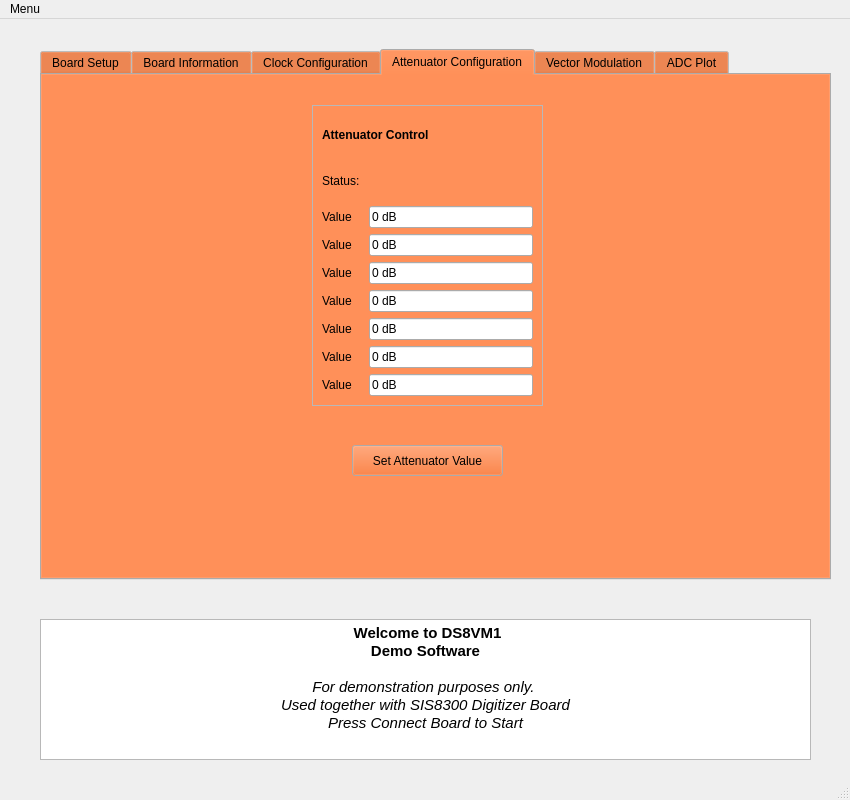
Before: the Qt Designer form Demo_GUI.ui in cagil-gumus/Demo_Software, drawn with Qt 5.
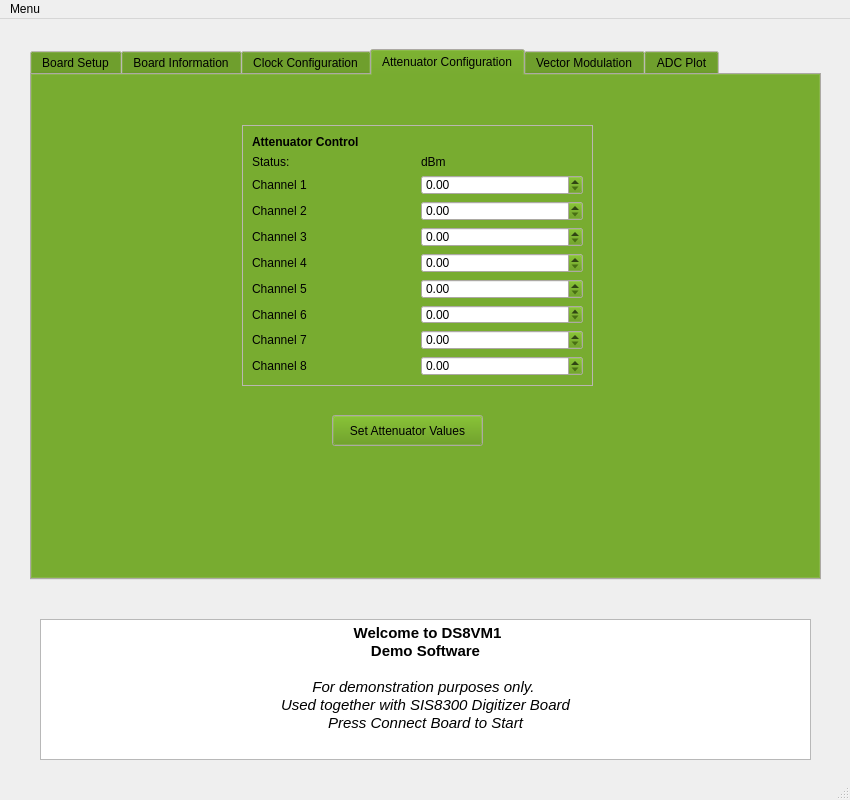
After: the same form once the commit is applied. The open tabs and pages were chosen to show the change. Icons and pictures are not drawn.

Commit message: DC Channel support added. Attenuator Control added. Minor Bug fixes. Color of UI changed from orange to green.

What changed in the file:
```diff
--- a/Demo_GUI.ui
+++ b/Demo_GUI.ui
@@ -35,7 +35,7 @@
    <widget class="QTabWidget" name="MainTab">
     <property name="geometry">
      <rect>
-      <x>40</x>
+      <x>30</x>
       <y>30</y>
       <width>791</width>
       <height>531</height>
@@ -47,9 +47,27 @@
        <colorrole role="Button">
         <brush brushstyle="SolidPattern">
          <color alpha="255">
+          <red>86</red>
+          <green>147</green>
+          <blue>6</blue>
+         </color>
+        </brush>
+       </colorrole>
+       <colorrole role="Base">
+        <brush brushstyle="SolidPattern">
+         <color alpha="255">
           <red>255</red>
-          <green>85</green>
-          <blue>0</blue>
+          <green>255</green>
+          <blue>255</blue>
+         </color>
+        </brush>
+       </colorrole>
+       <colorrole role="Window">
+        <brush brushstyle="SolidPattern">
+         <color alpha="255">
+          <red>241</red>
+          <green>237</green>
+          <blue>228</blue>
          </color>
         </brush>
        </colorrole>
@@ -58,9 +76,27 @@
        <colorrole role="Button">
         <brush brushstyle="SolidPattern">
          <color alpha="255">
+          <red>86</red>
+          <green>147</green>
+          <blue>6</blue>
+         </color>
+        </brush>
+       </colorrole>
+       <colorrole role="Base">
+        <brush brushstyle="SolidPattern">
+         <color alpha="255">
           <red>255</red>
-          <green>85</green>
-          <blue>0</blue>
+          <green>255</green>
+          <blue>255</blue>
+         </color>
+        </brush>
+       </colorrole>
+       <colorrole role="Window">
+        <brush brushstyle="SolidPattern">
+         <color alpha="255">
+          <red>241</red>
+          <green>237</green>
+          <blue>228</blue>
          </color>
         </brush>
        </colorrole>
@@ -69,9 +105,27 @@
        <colorrole role="Button">
         <brush brushstyle="SolidPattern">
          <color alpha="255">
-          <red>255</red>
-          <green>85</green>
-          <blue>0</blue>
+          <red>86</red>
+          <green>147</green>
+          <blue>6</blue>
+         </color>
+        </brush>
+       </colorrole>
+       <colorrole role="Base">
+        <brush brushstyle="SolidPattern">
+         <color alpha="255">
+          <red>241</red>
+          <green>237</green>
+          <blue>228</blue>
+         </color>
+        </brush>
+       </colorrole>
+       <colorrole role="Window">
+        <brush brushstyle="SolidPattern">
+         <color alpha="255">
+          <red>241</red>
+          <green>237</green>
+          <blue>228</blue>
          </color>
         </brush>
        </colorrole>
@@ -511,10 +565,10 @@
      <widget class="QFrame" name="frame_8">
       <property name="geometry">
        <rect>
-        <x>270</x>
-        <y>30</y>
-        <width>231</width>
-        <height>301</height>
+        <x>210</x>
+        <y>50</y>
+        <width>351</width>
+        <height>261</height>
        </rect>
       </property>
       <property name="frameShape">
@@ -524,6 +578,36 @@
        <enum>QFrame::Raised</enum>
       </property>
       <layout class="QGridLayout" name="gridLayout_3">
+       <item row="6" column="1">
+        <widget class="QDoubleSpinBox" name="channel5_att_value">
+         <property name="maximum">
+          <double>31.500000000000000</double>
+         </property>
+         <property name="singleStep">
+          <double>0.500000000000000</double>
+         </property>
+        </widget>
+       </item>
+       <item row="4" column="1">
+        <widget class="QDoubleSpinBox" name="channel3_att_value">
+         <property name="maximum">
+          <double>31.500000000000000</double>
+         </property>
+         <property name="singleStep">
+          <double>0.500000000000000</double>
+         </property>
+        </widget>
+       </item>
+       <item row="3" column="1">
+        <widget class="QDoubleSpinBox" name="channel2_att_value">
+         <property name="maximum">
+          <double>31.500000000000000</double>
+         </property>
+         <property name="singleStep">
+          <double>0.500000000000000</double>
+         </property>
+        </widget>
+       </item>
        <item row="0" column="0" colspan="2">
         <widget class="QLabel" name="label_9">
          <property name="font">
@@ -547,98 +631,113 @@
        <item row="2" column="0">
         <widget class="QLabel" name="label_11">
          <property name="text">
-          <string>Value</string>
-         </property>
-        </widget>
-       </item>
-       <item row="2" column="1">
-        <widget class="QLineEdit" name="lineEdit">
-         <property name="text">
-          <string>0 dB</string>
+          <string>Channel 1</string>
          </property>
         </widget>
        </item>
        <item row="3" column="0">
         <widget class="QLabel" name="label_12">
          <property name="text">
-          <string>Value</string>
-         </property>
-        </widget>
-       </item>
-       <item row="3" column="1">
-        <widget class="QLineEdit" name="lineEdit_2">
-         <property name="text">
-          <string>0 dB</string>
+          <string>Channel 2</string>
          </property>
         </widget>
        </item>
        <item row="4" column="0">
         <widget class="QLabel" name="label_13">
          <property name="text">
-          <string>Value</string>
-         </property>
-        </widget>
-       </item>
-       <item row="4" column="1">
-        <widget class="QLineEdit" name="lineEdit_3">
-         <property name="text">
-          <string>0 dB</string>
+          <string>Channel 3</string>
          </property>
         </widget>
        </item>
        <item row="5" column="0">
         <widget class="QLabel" name="label_14">
          <property name="text">
-          <string>Value</string>
-         </property>
-        </widget>
-       </item>
-       <item row="5" column="1">
-        <widget class="QLineEdit" name="lineEdit_4">
-         <property name="text">
-          <string>0 dB</string>
+          <string>Channel 4</string>
          </property>
         </widget>
        </item>
        <item row="6" column="0">
         <widget class="QLabel" name="label_15">
          <property name="text">
-          <string>Value</string>
-         </property>
-        </widget>
-       </item>
-       <item row="6" column="1">
-        <widget class="QLineEdit" name="lineEdit_5">
-         <property name="text">
-          <string>0 dB</string>
+          <string>Channel 5</string>
          </property>
         </widget>
        </item>
        <item row="7" column="0">
         <widget class="QLabel" name="label_16">
          <property name="text">
-          <string>Value</string>
+          <string>Channel 6</string>
          </property>
         </widget>
        </item>
-       <item row="7" column="1">
-        <widget class="QLineEdit" name="lineEdit_6">
+       <item row="9" column="0">
+        <widget class="QLabel" name="label_18">
          <property name="text">
-          <string>0 dB</string>
+          <string>Channel 8</string>
          </property>
         </widget>
        </item>
        <item row="8" column="0">
         <widget class="QLabel" name="label_17">
          <property name="text">
-          <string>Value</string>
+          <string>Channel 7</string>
+         </property>
+        </widget>
+       </item>
+       <item row="2" column="1">
+        <widget class="QDoubleSpinBox" name="channel1_att_value">
+         <property name="maximum">
+          <double>31.500000000000000</double>
+         </property>
+         <property name="singleStep">
+          <double>0.500000000000000</double>
+         </property>
+        </widget>
+       </item>
+       <item row="1" column="1">
+        <widget class="QLabel" name="label_19">
+         <property name="text">
+          <string>dBm</string>
+         </property>
+        </widget>
+       </item>
+       <item row="5" column="1">
+        <widget class="QDoubleSpinBox" name="channel4_att_value">
+         <property name="maximum">
+          <double>31.500000000000000</double>
+         </property>
+         <property name="singleStep">
+          <double>0.500000000000000</double>
+         </property>
+        </widget>
+       </item>
+       <item row="7" column="1">
+        <widget class="QDoubleSpinBox" name="channel6_att_value">
+         <property name="maximum">
+          <double>31.500000000000000</double>
+         </property>
+         <property name="singleStep">
+          <double>0.500000000000000</double>
          </property>
         </widget>
        </item>
        <item row="8" column="1">
-        <widget class="QLineEdit" name="lineEdit_7">
-         <property name="text">
-          <string>0 dB</string>
+        <widget class="QDoubleSpinBox" name="channel7_att_value">
+         <property name="maximum">
+          <double>31.500000000000000</double>
+         </property>
+         <property name="singleStep">
+          <double>0.500000000000000</double>
+         </property>
+        </widget>
+       </item>
+       <item row="9" column="1">
+        <widget class="QDoubleSpinBox" name="channel8_att_value">
+         <property name="maximum">
+          <double>31.500000000000000</double>
+         </property>
+         <property name="singleStep">
+          <double>0.500000000000000</double>
          </property>
         </widget>
        </item>
@@ -647,14 +746,14 @@
      <widget class="QPushButton" name="pushButton">
       <property name="geometry">
        <rect>
-        <x>310</x>
-        <y>370</y>
+        <x>300</x>
+        <y>340</y>
         <width>151</width>
         <height>31</height>
        </rect>
       </property>
       <property name="text">
-       <string>Set Attenuator Value</string>
+       <string>Set Attenuator Values</string>
       </property>
      </widget>
     </widget>
```
Left out of the diff: 62 changed lines with no effect on the pictures. The commit also changes 6 other files.
